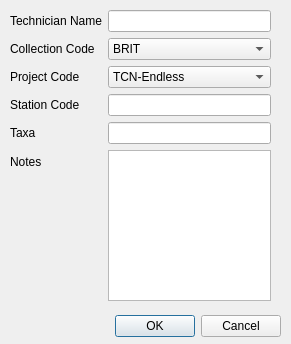
The window that client/ui_sessionform.ui (BRITorg/digitization_appliance) describes before a commit, drawn with Qt 5.
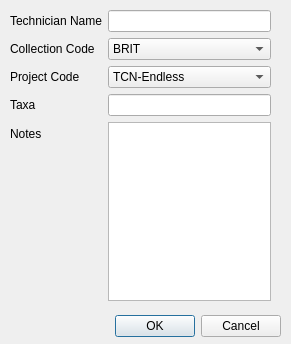
The same window after the commit.

Commit message: removing station_code/id from session form

Diff of the .ui file:
```diff
--- a/client/ui_sessionform.ui
+++ b/client/ui_sessionform.ui
@@ -116,41 +116,27 @@
      </widget>
     </item>
     <item row="3" column="0">
-     <widget class="QLabel" name="stationCodeLabel">
-      <property name="text">
-       <string>Station Code</string>
-      </property>
-     </widget>
-    </item>
-    <item row="3" column="1">
-     <widget class="QLineEdit" name="stationCodeLineEdit">
-      <property name="statusTip">
-       <string comment="First Last" extracomment="Enter your first and last name"/>
-      </property>
-     </widget>
-    </item>
-    <item row="4" column="0">
      <widget class="QLabel" name="taxaLabel">
       <property name="text">
        <string>Taxa</string>
       </property>
      </widget>
     </item>
-    <item row="4" column="1">
+    <item row="3" column="1">
      <widget class="QLineEdit" name="taxaLineEdit">
       <property name="statusTip">
        <string comment="First Last" extracomment="Enter your first and last name"/>
       </property>
      </widget>
     </item>
-    <item row="5" column="0">
+    <item row="4" column="0">
      <widget class="QLabel" name="notesLabel">
       <property name="text">
        <string>Notes</string>
       </property>
      </widget>
     </item>
-    <item row="5" column="1">
+    <item row="4" column="1">
      <widget class="QPlainTextEdit" name="plainTextNotes"/>
     </item>
    </layout>
```
Left out of the diff: 62 changed lines with no effect on the pictures. The commit also changes 1 other file.
